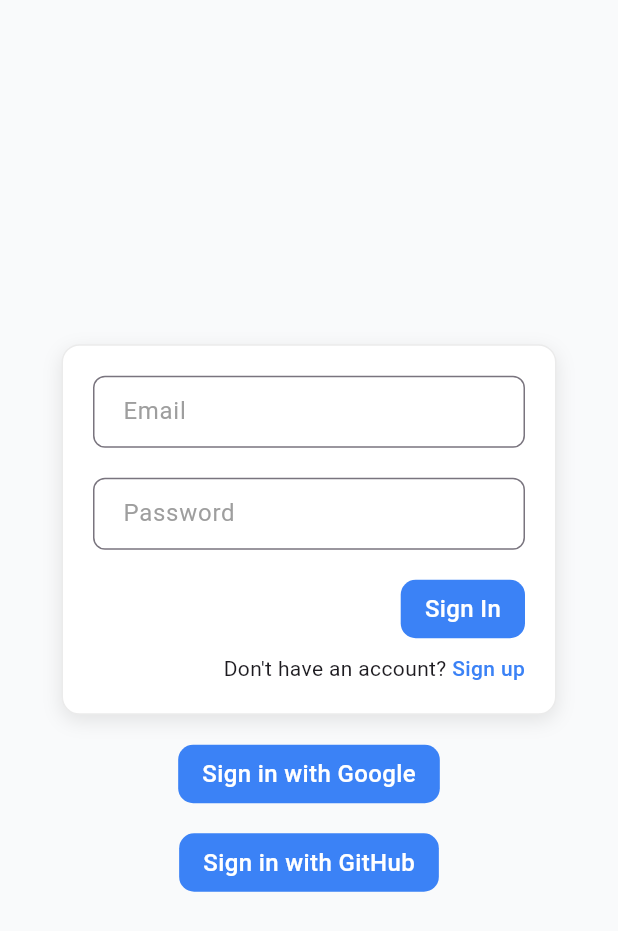
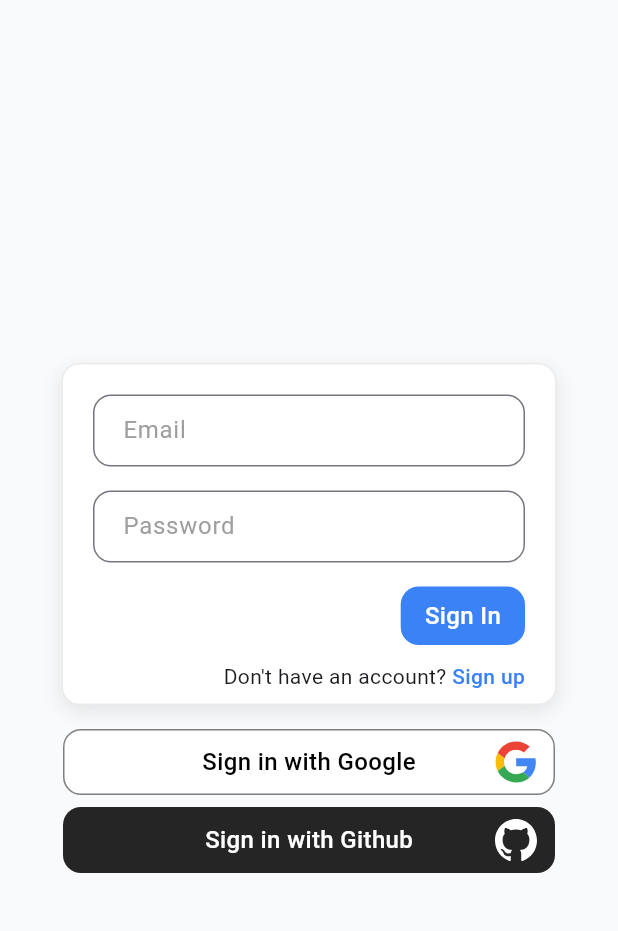
Before and after one commit to roman-liutyk/process-automation-app, a Flutter app: the SignUpView screen opened by its route, after a tap on "Sign Up", after a tap on "Sign in", on a phone screen of 412 x 824 dp. Shown: the top 931 px of the screen. Run offline on Flutter 3.47's test engine with Material 3 defaults, Android fonts, the phone set to English and light mode, and no system bars; our stand-ins replace firebase_auth, firebase_core, flutter_riverpod, flutter_svg, freezed_annotation, go_router; missing offline and left inert: dart:html; accounts and stored records are empty; network calls fail; statements that could not run were skipped.

Commit message:
refactor: update padding in sign-up form, adjust border radius in text fields, and add SVG assets for Google and GitHub

```diff
--- a/lib/features/auth/views/sign_in_view.dart
+++ b/lib/features/auth/views/sign_in_view.dart
@@ -6,6 +6,7 @@ import 'package:process_automation_app/features/auth/providers/auth_provider.dar
 import 'package:process_automation_app/shared/widgets/primary_button.dart';
 import 'package:process_automation_app/shared/widgets/primary_container.dart';
 import 'package:process_automation_app/shared/widgets/primary_text_field.dart';
+import 'package:flutter_svg/flutter_svg.dart';
 
 class SignInView extends ConsumerStatefulWidget {
   const SignInView({super.key});
@@ -68,7 +69,12 @@ class _SignInViewState extends ConsumerState<SignInView> {
                 child: Column(
                   children: [
                     PrimaryContainer(
-                      padding: const EdgeInsets.all(20),
+                      padding: const EdgeInsets.only(
+                        top: 20,
+                        left: 20,
+                        right: 20,
+                        bottom: 8,
+                      ),
                       child: SizedBox(
                         width: 288,
                         child: Form(
@@ -83,7 +89,7 @@ class _SignInViewState extends ConsumerState<SignInView> {
                                 validator: Validators.email,
                               ),
                               const SizedBox(
-                                height: 20,
+                                height: 16,
                               ),
                               PrimaryTextField(
                                 controller: _passwordController,
@@ -92,14 +98,14 @@ class _SignInViewState extends ConsumerState<SignInView> {
                                 validator: Validators.password,
                               ),
                               const SizedBox(
-                                height: 20,
+                                height: 16,
                               ),
                               PrimaryButton(
                                 title: 'Sign In',
                                 callback: _submitForm,
                               ),
                               const SizedBox(
-                                height: 10,
+                                height: 11,
                               ),
                               Row(
                                 mainAxisSize: MainAxisSize.min,
@@ -125,19 +131,38 @@ class _SignInViewState extends ConsumerState<SignInView> {
                       ),
                     ),
                     const SizedBox(
-                      height: 20,
+                      height: 16,
                     ),
                     PrimaryButton(
+                      width: 304,
+                      horizontalPadding: 12,
+                      borderColor: Colors.black.withOpacity(0.5),
+                      backgroundColor: Colors.white,
+                      textColor: Colors.black,
+                      image: SvgPicture.asset(
+                        'assets/google.svg',
+                        width: 28,
+                        height: 28,
+                      ),
                       title: 'Sign in with Google',
                       callback: () {
                         ref.read(authProvider.notifier).signInWithGoogle();
                       },
                     ),
                     const SizedBox(
-                      height: 20,
+                      height: 8,
                     ),
                     PrimaryButton(
-                      title: 'Sign in with GitHub',
+                      width: 304,
+                      horizontalPadding: 12,
+                      backgroundColor: Colors.black.withOpacity(0.85),
+                      image: SvgPicture.asset(
+                        'assets/github.svg',
+                        width: 28,
+                        height: 28,
+                        color: Colors.white,
+                      ),
+                      title: 'Sign in with Github',
                       callback: () {
                         ref.read(authProvider.notifier).signInWithGithub();
                       },
--- a/lib/features/auth/views/sign_up_view.dart
+++ b/lib/features/auth/views/sign_up_view.dart
@@ -71,7 +71,12 @@ class _SignUpViewState extends ConsumerState<SignUpView> {
             : SingleChildScrollView(
                 padding: const EdgeInsets.all(20),
                 child: PrimaryContainer(
-                  padding: const EdgeInsets.all(20),
+                  padding: const EdgeInsets.only(
+                    top: 20,
+                    left: 20,
+                    right: 20,
+                    bottom: 8,
+                  ),
                   child: SizedBox(
                     width: 288,
                     child: Form(
@@ -86,7 +91,7 @@ class _SignUpViewState extends ConsumerState<SignUpView> {
                             validator: (value) => Validators.name(value, 'First name'),
                           ),
                           const SizedBox(
-                            height: 20,
+                            height: 16,
                           ),
                           PrimaryTextField(
                             controller: _lastNameController,
@@ -94,7 +99,7 @@ class _SignUpViewState extends ConsumerState<SignUpView> {
                             validator: (value) => Validators.name(value, 'Last name'),
                           ),
                           const SizedBox(
-                            height: 20,
+                            height: 16,
                           ),
                           PrimaryTextField(
                             controller: _emailController,
@@ -102,7 +107,7 @@ class _SignUpViewState extends ConsumerState<SignUpView> {
                             validator: Validators.email,
                           ),
                           const SizedBox(
-                            height: 20,
+                            height: 16,
                           ),
                           PrimaryTextField(
                             controller: _passwordController,
@@ -111,7 +116,7 @@ class _SignUpViewState extends ConsumerState<SignUpView> {
                             validator: Validators.password,
                           ),
                           const SizedBox(
-                            height: 20,
+                            height: 16,
                           ),
                           PrimaryTextField(
                             controller: _confirmPassword,
@@ -123,14 +128,14 @@ class _SignUpViewState extends ConsumerState<SignUpView> {
                             ),
                           ),
                           const SizedBox(
-                            height: 20,
+                            height: 16,
                           ),
                           PrimaryButton(
                             title: 'Sign Up',
                             callback: _submitForm,
                           ),
                           const SizedBox(
-                            height: 10,
+                            height: 11,
                           ),
                           Row(
                             mainAxisSize: MainAxisSize.min,
--- a/lib/shared/widgets/primary_button.dart
+++ b/lib/shared/widgets/primary_button.dart
@@ -5,38 +5,86 @@ class PrimaryButton extends StatelessWidget {
     super.key,
     required this.title,
     required this.callback,
+    this.radius = 12,
+    this.backgroundColor = const Color(0xFF3B82F6),
+    this.borderColor,
+    this.horizontalPadding = 16,
+    this.verticalPadding = 8,
+    this.width,
+    this.height,
+    this.textColor = Colors.white,
+    this.image,
   });
 
   final String title;
   final VoidCallback callback;
+  final double radius;
+  final Color? backgroundColor;
+  final Color? borderColor;
+  final double horizontalPadding;
+  final double verticalPadding;
+  final double? width;
+  final double? height;
+  final Color? textColor;
+  final Widget? image;
 
   @override
   Widget build(BuildContext context) {
     return InkWell(
-      borderRadius: const BorderRadius.all(
-        Radius.circular(10),
+      borderRadius: BorderRadius.all(
+        Radius.circular(radius),
       ),
       onTap: callback.call,
       child: DecoratedBox(
-        decoration: const BoxDecoration(
-          color: Color(0xFF3B82F6),
+        decoration: BoxDecoration(
+          color: backgroundColor,
           borderRadius: BorderRadius.all(
-            Radius.circular(10),
+            Radius.circular(radius),
           ),
+          border: borderColor != null
+              ? Border.all(
+                  color: borderColor!,
+                  width: 1,
+                )
+              : null,
         ),
         child: Padding(
-          padding: const EdgeInsets.symmetric(
-            horizontal: 16,
-            vertical: 8,
+          padding: EdgeInsets.symmetric(
+            horizontal: horizontalPadding,
+            vertical: verticalPadding,
           ),
-          child: Text(
-            title,
-            style: const TextStyle(
-              fontSize: 16,
-              fontWeight: FontWeight.w500,
-              color: Colors.white,
-            ),
-          ),
+          child: width != null
+              ? SizedBox(
+                  width: width,
+                  height: height,
+                  child: Stack(
+                    alignment: Alignment.centerRight,
+                    children: [
+                      Row(
+                        mainAxisAlignment: MainAxisAlignment.center,
+                        children: [
+                          Text(
+                            title,
+                            style: TextStyle(
+                              fontSize: 16,
+                              fontWeight: FontWeight.w500,
+                              color: textColor,
+                            ),
+                          ),
+                        ],
+                      ),
+                      if (image != null) image!,
+                    ],
+                  ),
+                )
+              : Text(
+                  title,
+                  style: TextStyle(
+                    fontSize: 16,
+                    fontWeight: FontWeight.w500,
+                    color: textColor,
+                  ),
+                ),
         ),
       ),
     );
--- a/lib/shared/widgets/primary_text_field.dart
+++ b/lib/shared/widgets/primary_text_field.dart
@@ -35,7 +35,7 @@ class PrimaryTextField extends StatelessWidget {
         ),
         border: const OutlineInputBorder(
           borderRadius: BorderRadius.all(
-            Radius.circular(8),
+            Radius.circular(12),
           ),
           borderSide: BorderSide(
             color: Color(0xFFF9FAFA),
```
Also changed, not shown: pubspec.yaml (+7 -2 lines), assets/github.svg (added), assets/google.svg (added), pubspec.lock.
